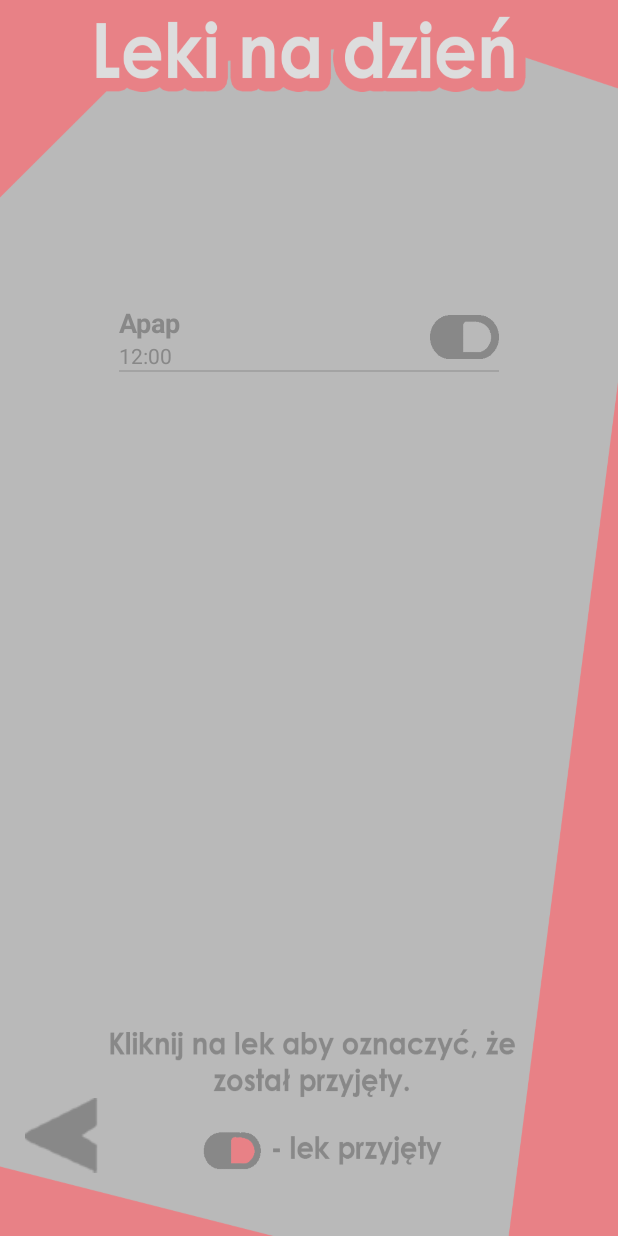
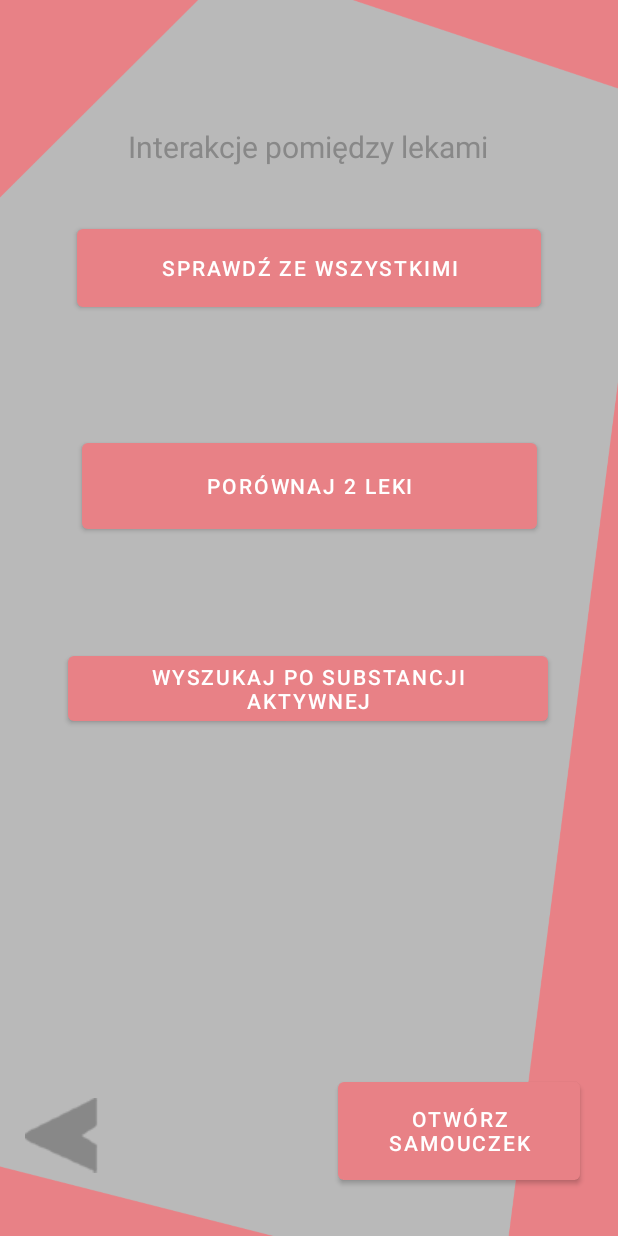
Before and after one commit to gry-mar/AppTeczka, an Android app: the screen it shows after launch (PlannerController before the commit, InteractionsActivity after it), after a tap on an icon or button, on a phone screen of 412 x 824 dp. Run offline under Robolectric (Android 15) with nearby library versions, the phone set to English and light mode, and no system bars.

Commit message:
graphic interactions window

```diff
--- a/android/AppTeczkaAndroid/app/src/main/AndroidManifest.xml
+++ b/android/AppTeczkaAndroid/app/src/main/AndroidManifest.xml
@@ -9,6 +9,9 @@
         android:roundIcon="@mipmap/icon"
         android:supportsRtl="true"
         android:theme="@style/Theme.AppTeczkaAndroid">
+        <activity
+            android:name=".InteractionsActivity"
+            android:exported="false" />
         <activity
             android:name=".PlannerController"
             android:exported="false" />
--- /dev/null
+++ b/android/AppTeczkaAndroid/app/src/main/java/edu/ib/appteczkaandroid/InteractionsActivity.java
@@ -0,0 +1,19 @@
+package edu.ib.appteczkaandroid;
+
+import androidx.appcompat.app.AppCompatActivity;
+
+import android.os.Bundle;
+import android.view.View;
+
+public class InteractionsActivity extends AppCompatActivity {
+
+    @Override
+    protected void onCreate(Bundle savedInstanceState) {
+        super.onCreate(savedInstanceState);
+        setContentView(R.layout.activity_interactions);
+    }
+
+    public void btnReturnOnClick(View view) {
+        finish();
+    }
+}
--- a/android/AppTeczkaAndroid/app/src/main/java/edu/ib/appteczkaandroid/MainActivity.java
+++ b/android/AppTeczkaAndroid/app/src/main/java/edu/ib/appteczkaandroid/MainActivity.java
@@ -17,7 +17,9 @@ public class MainActivity extends AppCompatActivity {
     }
 
     public void btnGo(View view) {
-        Intent intent = new Intent(this, PlannerController.class);
+//        Intent intent = new Intent(this, PlannerController.class);
+//        startActivity(intent);
+        Intent intent = new Intent(this,InteractionsActivity.class);
         startActivity(intent);
     }
 }
--- /dev/null
+++ b/android/AppTeczkaAndroid/app/src/main/res/layout/activity_interactions.xml
@@ -0,0 +1,86 @@
+<?xml version="1.0" encoding="utf-8"?>
+<androidx.constraintlayout.widget.ConstraintLayout xmlns:android="http://schemas.android.com/apk/res/android"
+    xmlns:app="http://schemas.android.com/apk/res-auto"
+    xmlns:tools="http://schemas.android.com/tools"
+    android:layout_width="match_parent"
+    android:layout_height="match_parent"
+    android:background="@drawable/backgroundimg"
+    tools:context=".InteractionsActivity">
+
+    <ImageButton
+        android:id="@+id/btnReturn"
+        android:layout_width="50dp"
+        android:layout_height="50dp"
+        android:background="@android:color/transparent"
+        android:onClick="btnReturnOnClick"
+        app:layout_constraintBottom_toBottomOf="parent"
+        app:layout_constraintEnd_toEndOf="parent"
+        app:layout_constraintHorizontal_bias="0.046"
+        app:layout_constraintStart_toStartOf="parent"
+        app:layout_constraintTop_toTopOf="parent"
+        app:layout_constraintVertical_bias="0.946"
+        app:srcCompat="@drawable/return_btn" />
+
+    <Button
+        android:id="@+id/btnCheckWithAll"
+        android:layout_width="309dp"
+        android:layout_height="64dp"
+        android:text="@string/sprawd_ze_wszystkimi"
+        app:layout_constraintBottom_toBottomOf="parent"
+        app:layout_constraintEnd_toEndOf="parent"
+        app:layout_constraintStart_toStartOf="parent"
+        app:layout_constraintTop_toTopOf="parent"
+        app:layout_constraintVertical_bias="0.193" />
+
+    <Button
+        android:id="@+id/btnCompareTwo"
+        android:layout_width="303dp"
+        android:layout_height="69dp"
+        android:layout_marginBottom="344dp"
+        android:text="@string/por_wnaj_2_leki"
+        app:layout_constraintBottom_toBottomOf="parent"
+        app:layout_constraintEnd_toEndOf="parent"
+        app:layout_constraintStart_toStartOf="parent"
+        app:layout_constraintTop_toBottomOf="@+id/btnCheckWithAll"
+        app:layout_constraintVertical_bias="0.392" />
+
+    <Button
+        android:id="@+id/btnOpenLearnPanel"
+        android:layout_width="161dp"
+        android:layout_height="77dp"
+        android:text="@string/otw_rz_samouczek"
+        app:layout_constraintBottom_toBottomOf="parent"
+        app:layout_constraintEnd_toEndOf="parent"
+        app:layout_constraintHorizontal_bias="0.9"
+        app:layout_constraintStart_toStartOf="parent"
+        app:layout_constraintTop_toTopOf="parent"
+        app:layout_constraintVertical_bias="0.958" />
+
+    <Button
+        android:id="@+id/btnSeatchByActive"
+        android:layout_width="wrap_content"
+        android:layout_height="wrap_content"
+        android:layout_marginBottom="220dp"
+        android:text="@string/wyszukaj_po_substancji_aktywnej"
+        app:layout_constraintBottom_toBottomOf="parent"
+        app:layout_constraintEnd_toEndOf="parent"
+        app:layout_constraintHorizontal_bias="0.494"
+        app:layout_constraintStart_toStartOf="parent"
+        app:layout_constraintTop_toBottomOf="@+id/btnCompareTwo"
+        app:layout_constraintVertical_bias="0.383" />
+
+    <TextView
+        android:id="@+id/textView"
+        android:layout_width="wrap_content"
+        android:layout_height="wrap_content"
+        android:layout_marginTop="48dp"
+        android:text="@string/interakcje_pomi_dzy_lekami"
+        android:textSize="20sp"
+        app:layout_constraintBottom_toTopOf="@+id/btnCheckWithAll"
+        app:layout_constraintEnd_toEndOf="parent"
+        app:layout_constraintHorizontal_bias="0.497"
+        app:layout_constraintStart_toStartOf="parent"
+        app:layout_constraintTop_toTopOf="parent" />
+
+
+</androidx.constraintlayout.widget.ConstraintLayout>
--- a/android/AppTeczkaAndroid/app/src/main/res/values/strings.xml
+++ b/android/AppTeczkaAndroid/app/src/main/res/values/strings.xml
@@ -1,3 +1,8 @@
 <resources>
     <string name="app_name">AppTeczkaAndroid</string>
+    <string name="sprawd_ze_wszystkimi">Sprawdź ze wszystkimi</string>
+    <string name="por_wnaj_2_leki">Porównaj 2 leki</string>
+    <string name="otw_rz_samouczek">Otwórz samouczek</string>
+    <string name="wyszukaj_po_substancji_aktywnej">Wyszukaj po substancji aktywnej</string>
+    <string name="interakcje_pomi_dzy_lekami">Interakcje pomiędzy lekami</string>
 </resources>
```
